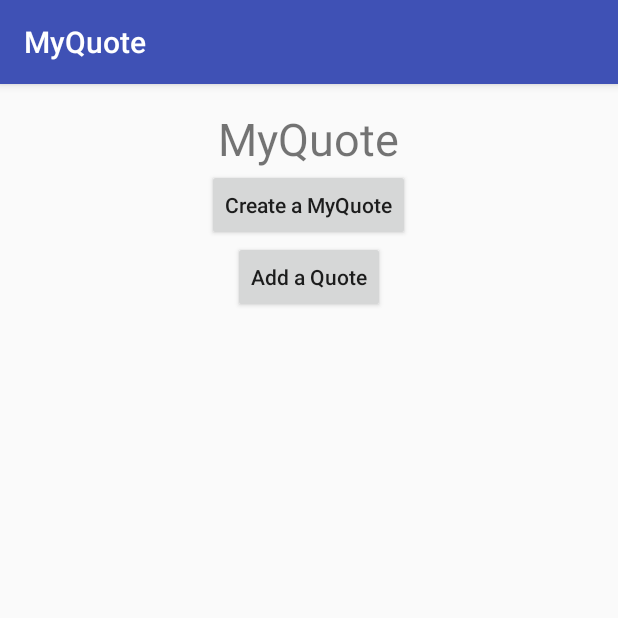
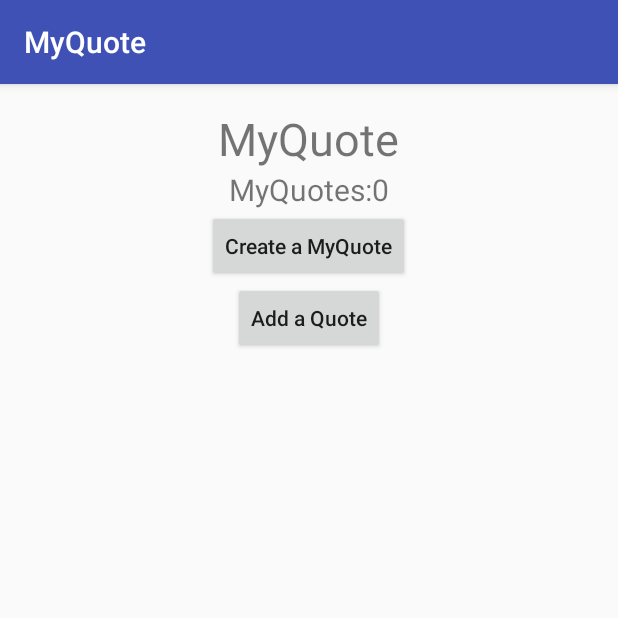
Before and after one commit to nitish-iiitd/MyQuote-Android, an Android app: the screen it shows after launch (StartActivity), on a phone screen of 412 x 824 dp, the top half of it. Run offline under Robolectric (Android 15) with nearby library versions, the phone set to English and light mode, and no system bars.

Commit message:
Basic Implementation Complete

```diff
--- a/app/build.gradle
+++ b/app/build.gradle
@@ -5,7 +5,7 @@ android {
     buildToolsVersion "24.0.2"
     defaultConfig {
         applicationId "com.example.nitish.myquote"
-        minSdkVersion 15
+        minSdkVersion 16
         targetSdkVersion 24
         versionCode 1
         versionName "1.0"
--- a/app/src/main/AndroidManifest.xml
+++ b/app/src/main/AndroidManifest.xml
@@ -16,7 +16,6 @@
         <activity android:name=".StartActivity" >
             <intent-filter>
                 <action android:name="android.intent.action.MAIN" />
-
                 <category android:name="android.intent.category.LAUNCHER" />
             </intent-filter>
         </activity>
--- a/app/src/main/java/com/example/nitish/myquote/StartActivity.java
+++ b/app/src/main/java/com/example/nitish/myquote/StartActivity.java
@@ -1,16 +1,27 @@
 package com.example.nitish.myquote;
 
+import android.content.Context;
 import android.content.Intent;
+import android.content.SharedPreferences;
 import android.support.v7.app.AppCompatActivity;
 import android.os.Bundle;
 import android.view.View;
+import android.widget.TextView;
 
 public class StartActivity extends AppCompatActivity {
+
+    SharedPreferences sharedpref;
 
     @Override
     protected void onCreate(Bundle savedInstanceState) {
         super.onCreate(savedInstanceState);
         setContentView(R.layout.activity_start);
+
+        sharedpref = getSharedPreferences("MyPref", Context.MODE_PRIVATE);
+        int numquotes = sharedpref.getInt("numquotes",0);
+        TextView numview = (TextView)findViewById(R.id.num);
+        numview.setText("MyQuotes:"+numquotes);
+
     }
 
     public void goToCreateMyQuote(View v)
--- a/app/src/main/res/layout/activity_start.xml
+++ b/app/src/main/res/layout/activity_start.xml
@@ -16,6 +16,12 @@
         android:layout_height="wrap_content"
         android:text="@string/app_name"
         android:textSize="30dp"/>
+    <TextView
+        android:id="@+id/num"
+        android:layout_width="wrap_content"
+        android:layout_height="wrap_content"
+        android:text="MyQuotes:0"
+        android:textSize="20dp"/>
     <Button
         android:layout_width="wrap_content"
         android:layout_height="wrap_content"
```
Also changed, not shown: app/src/main/java/com/example/nitish/myquote/CreateActivity.java (+4 -3 lines), app/src/main/java/com/example/nitish/myquote/DatabaseHandler.java (+7 -5 lines), app/src/main/java/com/example/nitish/myquote/MainActivity.java (+38 -6 lines).
